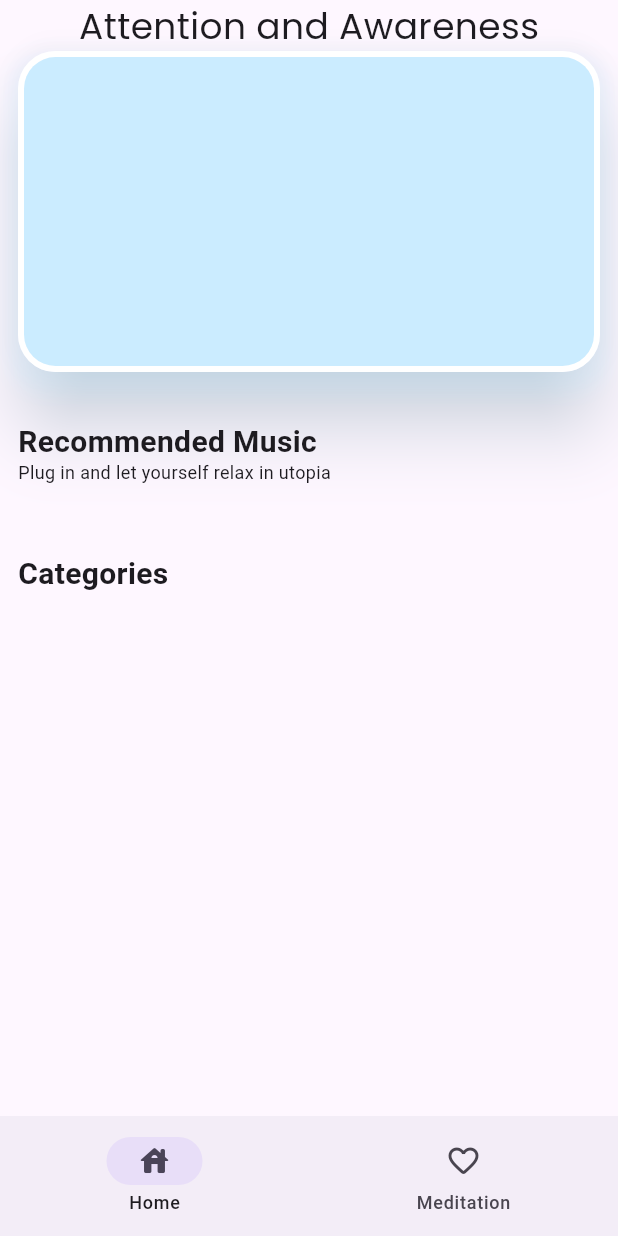
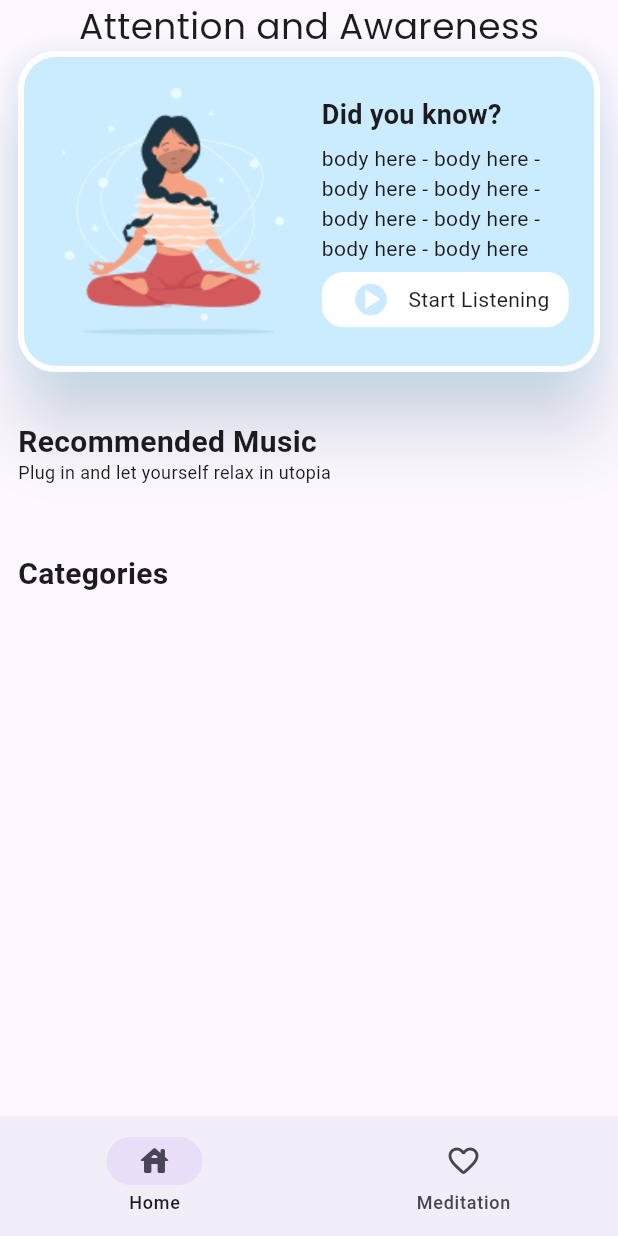
Before and after one commit to AruneshKumarPrasad/uhum, a Flutter app: the HomeScreen screen opened by its route, swiped to page 2, on a phone screen of 412 x 824 dp. Run offline on Flutter 3.47's test engine with Material 2 defaults, Android fonts, the phone set to English and light mode, and no system bars; our stand-ins replace cached_network_image, cloud_firestore, firebase_auth, firebase_core, firebase_storage, flutter_animate and 9 more; accounts and stored records are empty; network calls fail.

Commit message:
adding asset

```diff
--- a/lib/Screens/AudioPlayerScreen/audio_player_screen.dart
+++ b/lib/Screens/AudioPlayerScreen/audio_player_screen.dart
@@ -1,5 +1,3 @@
-import 'package:flutter/src/widgets/framework.dart';
-import 'package:flutter/src/widgets/placeholder.dart';
 import 'package:uhum/Barrel/app_barrel.dart';
 
 class AudioPlayerScreen extends StatelessWidget {
@@ -69,7 +67,7 @@ class AudioPlayerScreen extends StatelessWidget {
                   ),
                 ),
               ),
-              Text(
+              const Text(
                 "Cool Vibes",
                 style: TextStyle(
                   fontSize: 40,
--- a/lib/Screens/Home/Fragments/MeditaionPage/meditation_page_fragment.dart
+++ b/lib/Screens/Home/Fragments/MeditaionPage/meditation_page_fragment.dart
@@ -43,9 +43,78 @@ class _MeditationPageFragmentState extends State<MeditationPageFragment> {
                   padding: const EdgeInsets.all(4),
                   child: Container(
                     height: mediaProp.height * 0.25,
+                    padding: const EdgeInsets.symmetric(
+                      vertical: 20,
+                    ),
                     decoration: BoxDecoration(
                       color: const Color(0xFFCBECFF),
                       borderRadius: BorderRadius.circular(25 - 4),
+                    ),
+                    child: Row(
+                      mainAxisAlignment: MainAxisAlignment.spaceEvenly,
+                      crossAxisAlignment: CrossAxisAlignment.center,
+                      children: [
+                        SizedBox(
+                          height: mediaProp.height * 0.2,
+                          width: mediaProp.width * 0.4,
+                          child: Image.asset(
+                            'assets/Meditation/Meditation.png',
+                            fit: BoxFit.contain,
+                            filterQuality: FilterQuality.high,
+                          ),
+                        ),
+                        Column(
+                          mainAxisAlignment: MainAxisAlignment.spaceEvenly,
+                          crossAxisAlignment: CrossAxisAlignment.start,
+                          children: [
+                            const Text(
+                              "Did you know?",
+                              style: TextStyle(
+                                fontWeight: FontWeight.bold,
+                                fontSize: 18,
+                              ),
+                            ),
+                            SizedBox(
+                              width: mediaProp.width * 0.4,
+                              child: const Text(
+                                  "body here - body here - body here - body here - body here - body here - body here - body here"),
+                            ),
+                            ClipRRect(
+                              borderRadius: BorderRadius.circular(15),
+                              child: InkWell(
+                                onTap: () {},
+                                child: Container(
+                                  height: mediaProp.height * 0.045,
+                                  width: mediaProp.width * 0.4,
+                                  padding: const EdgeInsets.all(8),
+                                  color: Colors.white,
+                                  child: Row(
+                                    mainAxisAlignment:
+                                        MainAxisAlignment.spaceEvenly,
+                                    children: const [
+                                      CircleAvatar(
+                                        backgroundColor:
+                                            Color.fromRGBO(203, 234, 255, 1),
+                                        child: FittedBox(
+                                          fit: BoxFit.contain,
+                                          child: Icon(
+                                            Icons.play_arrow,
+                                            color: Colors.white,
+                                          ),
+                                        ),
+                                      ),
+                                      FittedBox(
+                                        fit: BoxFit.fitWidth,
+                                        child: Text("Start Listening"),
+                                      )
+                                    ],
+                                  ),
+                                ),
+                              ),
+                            ),
+                          ],
+                        )
+                      ],
                     ),
                   ),
                 ),
--- a/pubspec.yaml
+++ b/pubspec.yaml
@@ -61,6 +61,7 @@ flutter:
     - assets/OnBoarding/Builder.json
     - assets/Login/Login.json
     - assets/Logo/Logo.svg
+    - assets/Meditation/Meditation.png
 
   # To add custom fonts to your application, add a fonts section here,
   # in this "flutter" section. Each entry in this list should have a
```
Also changed, not shown: assets/Meditation/Meditation.png (added).
